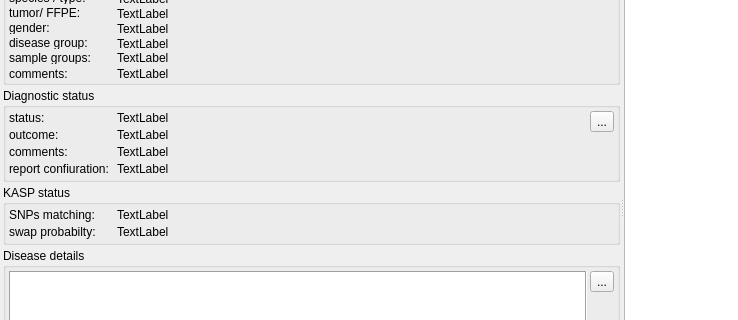
Old version of the form src/GSvar/ProcessedSampleWidget.ui in the repository imgag/ngs-bits; both pictures show x 0 to 738 and y 268 to 588 of the 950 by 950 pixel window.
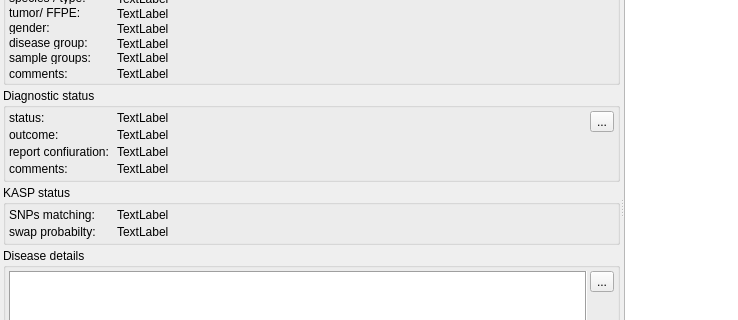
New version of the form. Icons and pictures are not drawn. Custom widgets are drawn as their Qt base class.

What changed in the file:
```diff
--- a/src/GSvar/ProcessedSampleWidget.ui
+++ b/src/GSvar/ProcessedSampleWidget.ui
@@ -815,7 +815,7 @@
               </property>
              </widget>
             </item>
-            <item row="2" column="0">
+            <item row="3" column="0">
              <widget class="QLabel" name="label_20">
               <property name="text">
                <string>comments:</string>
@@ -825,7 +825,7 @@
               </property>
              </widget>
             </item>
-            <item row="2" column="1">
+            <item row="3" column="1">
              <widget class="QLabel" name="comments_diag">
               <property name="text">
                <string>TextLabel</string>
@@ -838,14 +838,14 @@
               </property>
              </widget>
             </item>
-            <item row="3" column="0">
+            <item row="2" column="0">
              <widget class="QLabel" name="label_27">
               <property name="text">
                <string>report confiuration:</string>
               </property>
              </widget>
             </item>
-            <item row="3" column="1">
+            <item row="2" column="1">
              <widget class="QLabel" name="report_config">
               <property name="text">
                <string>TextLabel</string>
```
